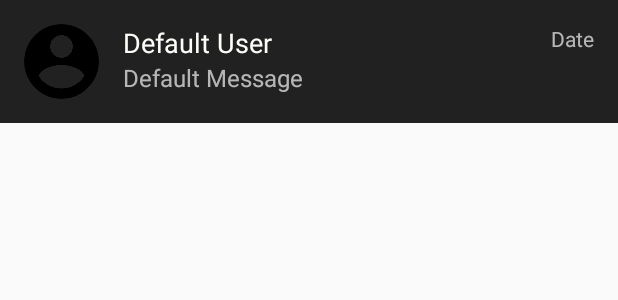
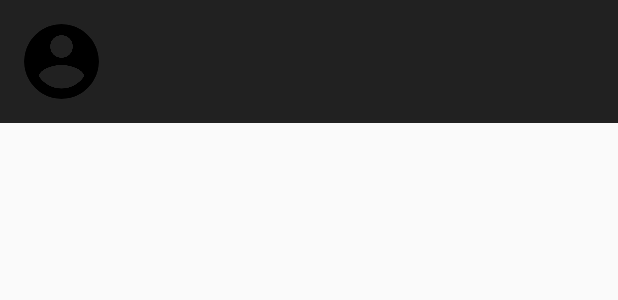
Before and after one commit to cryptiumtech/message-client-android-java, an Android app: the layout chat_single_layout.xml on its own in the app's theme, with its tools: preview values and no code run, on a phone screen of 412 x 824 dp. Shown: the top 300 px of the screen. Run offline under Robolectric (Android 15) with nearby library versions, the light colour scheme and no system bars.

Commit message:
doc: updated comments and documentation

```diff
--- a/app/src/main/java/cryptium/meerkatvalley/vital/SmsBroadcastReceiver.java
+++ b/app/src/main/java/cryptium/meerkatvalley/vital/SmsBroadcastReceiver.java
@@ -61,7 +61,7 @@ public class SmsBroadcastReceiver extends BroadcastReceiver {
                     context.sendBroadcast(receivedIntent);
                     DatabaseHelper sqlDatabase = new DatabaseHelper(context);
                     Chat chat = sqlDatabase.getChatByAddress(smsOriginatingAddress);
-                    // TODO: if chat is null, create it
+                    // if chat is null, create it
                     if (chat == null || chat.tab == null) {
                         Log.d(TAG, "chat == null");
                         chat = new Chat();
--- a/app/src/main/res/layout/activity_new_message.xml
+++ b/app/src/main/res/layout/activity_new_message.xml
@@ -62,7 +62,7 @@
         android:layout_height="wrap_content"
         android:layout_marginTop="16dp"
         android:background="@color/colorBlue"
-        android:text="Send to "
+        android:text="Send"
         android:textColor="@color/colorWhite"
         app:layout_constraintEnd_toStartOf="@+id/guideline2"
         app:layout_constraintStart_toStartOf="@+id/guideline"
--- a/app/src/main/res/layout/chat_single_layout.xml
+++ b/app/src/main/res/layout/chat_single_layout.xml
@@ -25,7 +25,7 @@
         android:layout_height="wrap_content"
         android:layout_marginStart="16dp"
         android:layout_marginTop="16dp"
-        android:text="Default User"
+        android:text=""
         android:textColor="@color/colorWhite"
         android:textSize="18sp"
         app:layout_constraintStart_toEndOf="@+id/user_single_photo"
@@ -37,7 +37,7 @@
         android:layout_height="0dp"
         android:layout_marginStart="16dp"
         android:layout_marginEnd="16dp"
-        android:text="Default Message"
+        android:text=""
         android:textColor="@color/colorHint"
         android:textSize="16sp"
         app:layout_constraintBottom_toBottomOf="parent"
@@ -51,7 +51,7 @@
         android:layout_height="wrap_content"
         android:layout_marginTop="16dp"
         android:layout_marginEnd="16dp"
-        android:text="Date"
+        android:text=""
         android:textColor="@color/colorHint"
         app:layout_constraintEnd_toEndOf="parent"
         app:layout_constraintTop_toTopOf="parent" />
--- a/app/src/main/res/layout/message_custom_toolbar.xml
+++ b/app/src/main/res/layout/message_custom_toolbar.xml
@@ -25,7 +25,7 @@
         android:layout_alignParentTop="true"
         android:layout_marginStart="0dp"
         android:layout_marginTop="0dp"
-        android:text="Default Name"
+        android:text=""
         android:textColor="@color/colorBlue"
         android:textSize="22sp" />
 
--- a/app/src/main/res/layout/message_single_layout_from.xml
+++ b/app/src/main/res/layout/message_single_layout_from.xml
@@ -15,7 +15,7 @@
         android:layout_height="wrap_content"
         android:background="@drawable/message_text_background_from"
         android:padding="10dp"
-        android:text="doing well, thanks for asking"
+        android:text=""
         android:textColor="@color/colorWhite"
         app:layout_constraintEnd_toEndOf="parent"
         app:layout_constraintTop_toTopOf="parent"
--- a/app/src/main/res/layout/message_single_layout_to.xml
+++ b/app/src/main/res/layout/message_single_layout_to.xml
@@ -26,7 +26,7 @@
         android:background="@drawable/message_text_background_to"
         android:maxWidth="300dp"
         android:padding="10dp"
-        android:text="hi man, how are you?"
+        android:text=""
         android:textColor="@color/colorWhite"
         app:layout_constraintLeft_toRightOf="@+id/message_single_photo"
         app:layout_constraintTop_toTopOf="parent"
@@ -48,7 +48,7 @@
         android:id="@+id/message_single_date"
         android:layout_width="wrap_content"
         android:layout_height="wrap_content"
-        android:text="12:34"
+        android:text=""
         android:textColor="@color/colorWhite"
         android:textSize="10sp"
         android:layout_marginLeft="8dp"
--- a/build.gradle
+++ b/build.gradle
@@ -7,7 +7,7 @@ buildscript {
 
     }
     dependencies {
-        classpath 'com.android.tools.build:gradle:3.5.3'
+        classpath 'com.android.tools.build:gradle:4.0.1'
 
         // NOTE: Do not place your application dependencies here; they belong
         // in the individual module build.gradle files
```
Also changed, not shown: gradle/wrapper/gradle-wrapper.properties, 2 other files.
